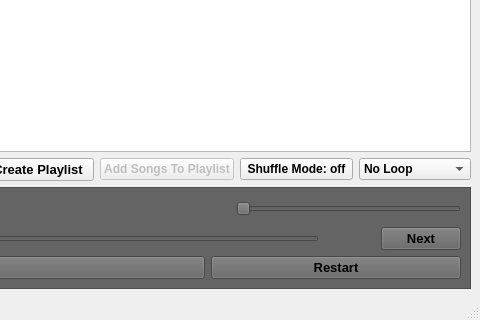
Pottarr/QtGroove, file mainwindow.ui: the form before one commit; both pictures show x 320 to 800 and y 280 to 600 of the 800 by 600 pixel window.
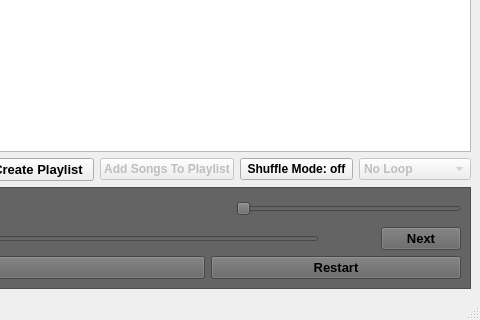
The form after the commit.

Commit message: Redo the Looping system

```diff
--- a/mainwindow.ui
+++ b/mainwindow.ui
@@ -167,6 +167,9 @@
             </item>
             <item>
              <widget class="QComboBox" name="loopComboBox">
+              <property name="enabled">
+               <bool>false</bool>
+              </property>
               <property name="font">
                <font>
                 <bold>true</bold>
```
Left out of the diff: 2 changed lines with no effect on the pictures. The commit also changes 2 other files.
